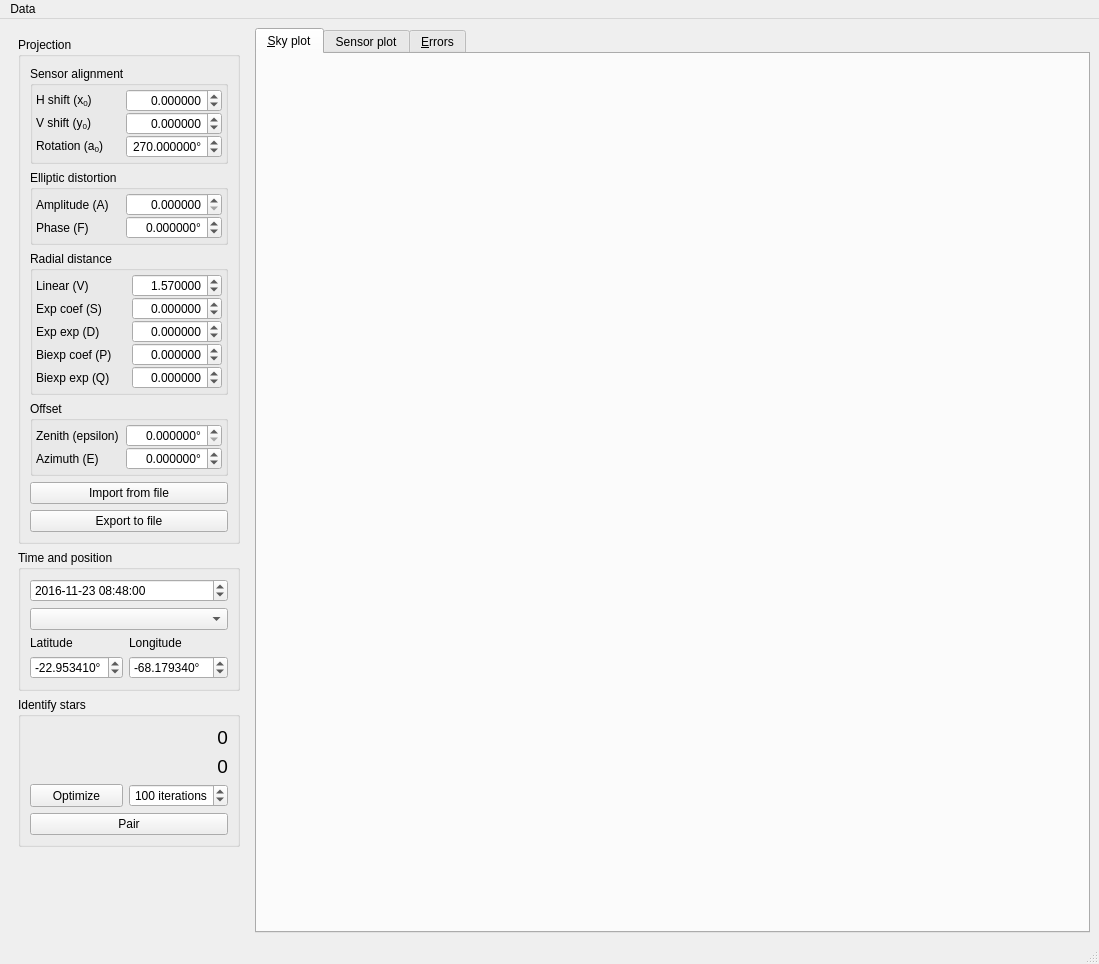
AMOS-uniba/vasco, file ui/main.ui: the form before one commit.
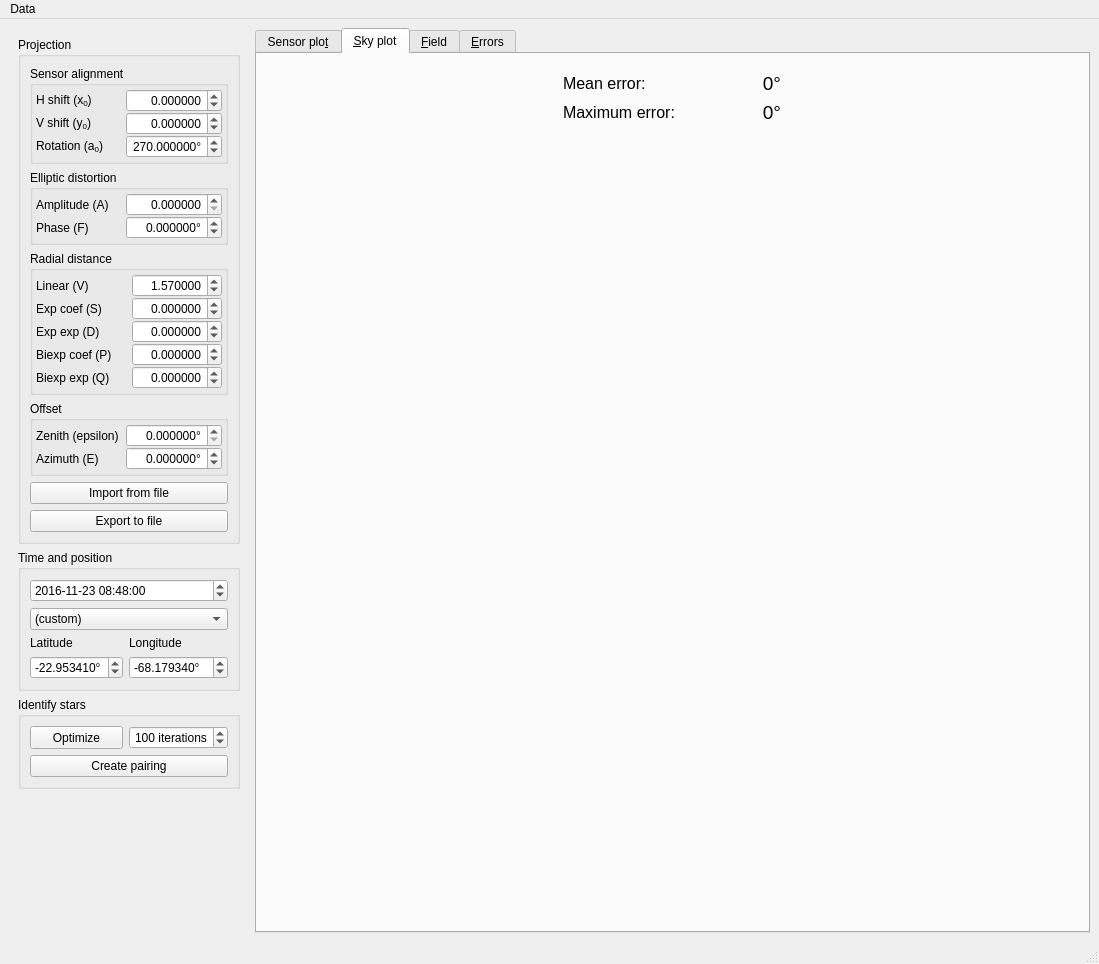
The form after the commit. The open tabs and pages were chosen to show the change.

Commit message: Splitting up some more, error colouring

```diff
--- a/ui/main.ui
+++ b/ui/main.ui
@@ -525,7 +525,13 @@
          </property>
          <layout class="QGridLayout" name="gridLayout_5">
           <item row="1" column="0" colspan="2">
-           <widget class="QComboBox" name="cb_stations"/>
+           <widget class="QComboBox" name="cb_stations">
+            <item>
+             <property name="text">
+              <string>(custom)</string>
+             </property>
+            </item>
+           </widget>
           </item>
           <item row="2" column="0">
            <widget class="QLabel" name="lb_latitude">
@@ -647,27 +653,6 @@
           <string>Identify stars</string>
          </property>
          <layout class="QGridLayout" name="gridLayout_6">
-          <item row="0" column="0" colspan="2">
-           <widget class="QLabel" name="lb_avg_error">
-            <property name="sizePolicy">
-             <sizepolicy hsizetype="Preferred" vsizetype="Maximum">
-              <horstretch>0</horstretch>
-              <verstretch>0</verstretch>
-             </sizepolicy>
-            </property>
-            <property name="font">
-             <font>
-              <pointsize>14</pointsize>
-             </font>
-            </property>
-            <property name="text">
-             <string>0</string>
-            </property>
-            <property name="alignment">
-             <set>Qt::AlignRight|Qt::AlignTrailing|Qt::AlignVCenter</set>
-            </property>
-           </widget>
-          </item>
           <item row="3" column="0" colspan="2">
            <widget class="QPushButton" name="pb_pair">
             <property name="sizePolicy">
@@ -677,7 +662,7 @@
              </sizepolicy>
             </property>
             <property name="text">
-             <string>Pair</string>
+             <string>Create pairing</string>
             </property>
            </widget>
           </item>
@@ -716,27 +701,6 @@
             </property>
            </widget>
           </item>
-          <item row="1" column="1">
-           <widget class="QLabel" name="lb_max_error">
-            <property name="sizePolicy">
-             <sizepolicy hsizetype="Preferred" vsizetype="Maximum">
-              <horstretch>0</horstretch>
-              <verstretch>0</verstretch>
-             </sizepolicy>
-            </property>
-            <property name="font">
-             <font>
-              <pointsize>14</pointsize>
-             </font>
-            </property>
-            <property name="text">
-             <string>0</string>
-            </property>
-            <property name="alignment">
-             <set>Qt::AlignRight|Qt::AlignTrailing|Qt::AlignVCenter</set>
-            </property>
-           </widget>
-          </item>
          </layout>
         </widget>
        </item>
@@ -762,25 +726,146 @@
        <enum>QTabWidget::North</enum>
       </property>
       <property name="currentIndex">
-       <number>2</number>
+       <number>1</number>
       </property>
-      <widget class="QWidget" name="tab_sky">
-       <attribute name="title">
-        <string>&amp;Sky plot</string>
-       </attribute>
-       <layout class="QHBoxLayout" name="horizontalLayout_2"/>
-      </widget>
       <widget class="QWidget" name="tab_sensor">
        <attribute name="title">
-        <string>Sensor plot</string>
+        <string>Sensor plo&amp;t</string>
        </attribute>
        <layout class="QHBoxLayout" name="horizontalLayout_4"/>
       </widget>
+      <widget class="QWidget" name="tab_sky">
+       <attribute name="title">
+        <string>&amp;Sky plot</string>
+       </attribute>
+       <layout class="QHBoxLayout" name="horizontalLayout_2">
+        <item>
+         <widget class="QWidget" name="widget" native="true">
+          <property name="sizePolicy">
+           <sizepolicy hsizetype="Maximum" vsizetype="Preferred">
+            <horstretch>0</horstretch>
+            <verstretch>0</verstretch>
+           </sizepolicy>
+          </property>
+          <layout class="QGridLayout" name="gridLayout_7">
+           <item row="0" column="0">
+            <widget class="QLabel" name="lx_avg_error">
+             <property name="sizePolicy">
+              <sizepolicy hsizetype="Preferred" vsizetype="Maximum">
+               <horstretch>0</horstretch>
+               <verstretch>0</verstretch>
+              </sizepolicy>
+             </property>
+             <property name="font">
+              <font>
+               <pointsize>12</pointsize>
+              </font>
+             </property>
+             <property name="text">
+              <string>Mean error: </string>
+             </property>
+            </widget>
+           </item>
+           <item row="1" column="1">
+            <widget class="QLabel" name="lb_max_error">
+             <property name="sizePolicy">
+              <sizepolicy hsizetype="Preferred" vsizetype="Maximum">
+               <horstretch>0</horstretch>
+               <verstretch>0</verstretch>
+              </sizepolicy>
+             </property>
+             <property name="minimumSize">
+              <size>
+               <width>100</width>
+               <height>0</height>
+              </size>
+             </property>
+             <property name="font">
+              <font>
+               <pointsize>14</pointsize>
+              </font>
+             </property>
+             <property name="text">
+              <string>0°</string>
+             </property>
+             <property name="alignment">
+              <set>Qt::AlignRight|Qt::AlignTrailing|Qt::AlignVCenter</set>
+             </property>
+            </widget>
+           </item>
+           <item row="1" column="0">
+            <widget class="QLabel" name="lx_max_error">
+             <property name="sizePolicy">
+              <sizepolicy hsizetype="Preferred" vsizetype="Maximum">
+               <horstretch>0</horstretch>
+               <verstretch>0</verstretch>
+              </sizepolicy>
+             </property>
+             <property name="font">
+              <font>
+               <pointsize>12</pointsize>
+              </font>
+             </property>
+             <property name="text">
+              <string>Maximum error:</string>
+             </property>
+            </widget>
+           </item>
+           <item row="0" column="1">
+            <widget class="QLabel" name="lb_avg_error">
+             <property name="sizePolicy">
+              <sizepolicy hsizetype="Preferred" vsizetype="Maximum">
+               <horstretch>0</horstretch>
+               <verstretch>0</verstretch>
+              </sizepolicy>
+             </property>
+             <property name="minimumSize">
+              <size>
+               <width>100</width>
+               <height>0</height>
+              </size>
+             </property>
+             <property name="font">
+              <font>
+               <pointsize>14</pointsize>
+              </font>
+             </property>
+             <property name="text">
+              <string>0°</string>
+             </property>
+             <property name="alignment">
+              <set>Qt::AlignRight|Qt::AlignTrailing|Qt::AlignVCenter</set>
+             </property>
+            </widget>
+           </item>
+           <item row="2" column="0" colspan="2">
+            <spacer name="verticalSpacer_2">
+             <property name="orientation">
+              <enum>Qt::Vertical</enum>
+             </property>
+             <property name="sizeHint" stdset="0">
+              <size>
+               <width>20</width>
+               <height>40</height>
+              </size>
+             </property>
+            </spacer>
+           </item>
+          </layout>
+         </widget>
+        </item>
+       </layout>
+      </widget>
+      <widget class="QWidget" name="tab">
+       <attribute name="title">
+        <string>&amp;Field</string>
+       </attribute>
+      </widget>
       <widget class="QWidget" name="tab_errors">
        <attribute name="title">
         <string>&amp;Errors</string>
        </attribute>
-       <layout class="QHBoxLayout" name="horizontalLayout_3"/>
+       <layout class="QVBoxLayout" name="verticalLayout_3"/>
       </widget>
      </widget>
     </item>
@@ -799,16 +884,19 @@
     <property name="title">
      <string>Data</string>
     </property>
-    <addaction name="actionLoad"/>
+    <addaction name="ac_load"/>
     <addaction name="actionSave"/>
    </widget>
    <addaction name="menuData"/>
   </widget>
   <widget class="QStatusBar" name="statusbar"/>
-  <action name="actionLoad">
+  <action name="ac_load">
    <property name="text">
     <string>Load stars</string>
    </property>
+   <property name="shortcut">
+    <string>Ctrl+L</string>
+   </property>
   </action>
   <action name="actionSave">
    <property name="text">
```
The commit also changes 8 other files.
